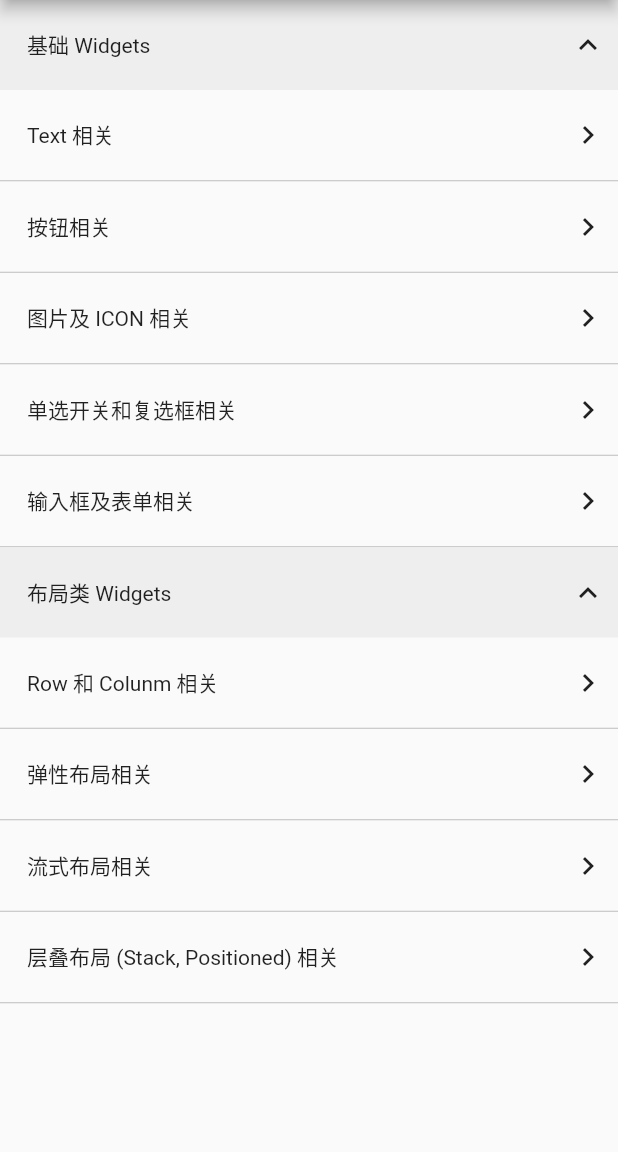
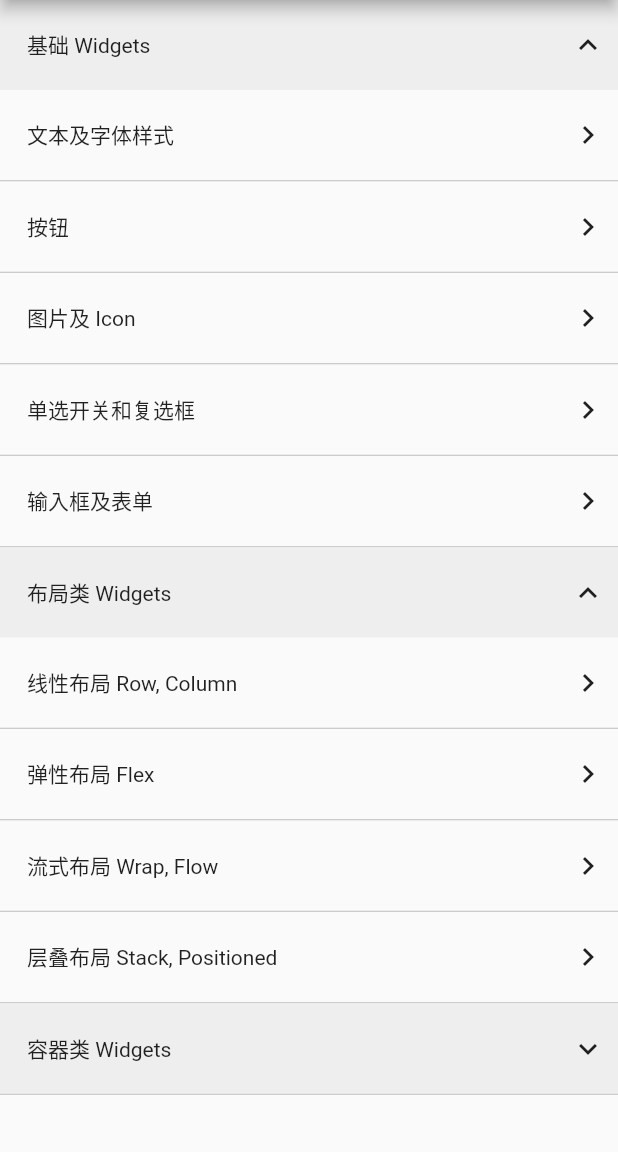
Before and after one commit to NateRobinson/flutter_starter_notes, a Flutter app: the screen it shows after launch, after a tap on "基础 Widgets", after a tap on "布局类 Widgets", on a phone screen of 412 x 824 dp, the part 84-1236 px from its top. Run offline on Flutter 3.47's test engine with Material 2 defaults, Android fonts, the light colour scheme and no system bars; network calls fail.

Commit message:
add router config

```diff
--- /dev/null
+++ b/lib/config/RouterConfig.dart
@@ -0,0 +1,61 @@
+import 'package:flutter/material.dart';
+import 'package:flutter_starter_notes/ui/ButtonAbout.dart';
+import 'package:flutter_starter_notes/ui/FlexAbout.dart';
+import 'package:flutter_starter_notes/ui/HomePage.dart';
+import 'package:flutter_starter_notes/ui/ImageAndIconAbout.dart';
+import 'package:flutter_starter_notes/ui/InputAndFormAbout.dart';
+import 'package:flutter_starter_notes/ui/PaddingAbout.dart';
+import 'package:flutter_starter_notes/ui/RowAndColumnAbout.dart';
+import 'package:flutter_starter_notes/ui/StackAndPositionedAbout.dart';
+import 'package:flutter_starter_notes/ui/SwitchAndCheckBoxAbout.dart';
+import 'package:flutter_starter_notes/ui/TextAbout.dart';
+import 'package:flutter_starter_notes/ui/WrapAndFlowAbout.dart';
+
+class RouterConfig {
+  static Map<String, String> namesForRouter = {
+    '/textabout': "文本及字体样式",
+    '/buttonabout': "按钮",
+    '/imageandiconabout': "图片及 Icon",
+    '/switchandcheckboxabout': "单选开关和复选框",
+    '/inputandformabout': "输入框及表单",
+    '/rowandcolumnabout': "线性布局 Row, Column",
+    '/flexabout': "弹性布局 Flex",
+    '/wrapandflowabout': "流式布局 Wrap, Flow",
+    '/stackandpositionedabout': "层叠布局 Stack, Positioned",
+    '/paddingabout': "Padding",
+  };
+
+  static Map<String, WidgetBuilder> routers = {
+    '/': (context) => HomePage(),
+    '/textabout': (context) => TextAbout(
+          title: namesForRouter['/textabout'],
+        ),
+    '/buttonabout': (context) => ButtonAbout(
+          title: namesForRouter['/buttonabout'],
+        ),
+    '/imageandiconabout': (context) => ImageAndIconAbout(
+          title: namesForRouter['/imageandiconabout'],
+        ),
+    '/switchandcheckboxabout': (context) => SwitchAndCheckBoxAbout(
+          title: namesForRouter['/switchandcheckboxabout'],
+        ),
+    '/inputandformabout': (context) => InputAndFormAbout(
+          title: namesForRouter['/inputandformabout'],
+        ),
+    '/rowandcolumnabout': (context) => RowAndColumnAbout(
+          title: namesForRouter['/rowandcolumnabout'],
+        ),
+    '/flexabout': (context) => FlexAbout(
+          title: namesForRouter['/flexabout'],
+        ),
+    '/wrapandflowabout': (context) => WrapAndFlowAbout(
+          title: namesForRouter['/wrapandflowabout'],
+        ),
+    '/stackandpositionedabout': (context) => StackAndPositionedAbout(
+          title: namesForRouter['/stackandpositionedabout'],
+        ),
+    '/paddingabout': (context) => PaddingAbout(
+          title: namesForRouter['/paddingabout'],
+        ),
+  };
+}
--- a/lib/main.dart
+++ b/lib/main.dart
@@ -1,15 +1,6 @@
 import 'package:flutter/material.dart';
 import 'package:flutter/rendering.dart';
-import 'package:flutter_starter_notes/ui/ButtonAbout.dart';
-import 'package:flutter_starter_notes/ui/HomePage.dart';
-import 'package:flutter_starter_notes/ui/TextAbout.dart';
-import 'package:flutter_starter_notes/ui/ImageAndIconAbout.dart';
-import 'package:flutter_starter_notes/ui/SwitchAndCheckBoxAbout.dart';
-import 'package:flutter_starter_notes/ui/InputAndFormAbout.dart';
-import 'package:flutter_starter_notes/ui/RowAndColumnAbout.dart';
-import 'package:flutter_starter_notes/ui/FlexAbout.dart';
-import 'package:flutter_starter_notes/ui/WrapAndFlowAbout.dart';
-import 'package:flutter_starter_notes/ui/StackAndPositionedAbout.dart';
+import 'package:flutter_starter_notes/config/RouterConfig.dart';
 
 void main() {
   debugPaintSizeEnabled = false; //打开视觉调试开关
@@ -25,36 +16,7 @@ class MyApp extends StatelessWidget {
         primarySwatch: Colors.blue,
       ),
       initialRoute: '/',
-      routes: {
-        '/': (context) => HomePage(),
-        '/textabout': (context) => TextAbout(
-              title: "Text 相关",
-            ),
-        '/buttonabout': (context) => ButtonAbout(
-              title: "按钮相关",
-            ),
-        '/imageandiconabout': (context) => ImageAndIconAbout(
-              title: "图片及 ICON 相关",
-            ),
-        '/switchandcheckboxabout': (context) => SwitchAndCheckBoxAbout(
-              title: "单选开关和复选框相关",
-            ),
-        '/inputandformabout': (context) => InputAndFormAbout(
-              title: "输入框及表单相关",
-            ),
-        '/rowandcolumnabout': (context) => RowAndColumnAbout(
-              title: "Row 和 Colunm 相关",
-            ),
-        '/flexabout': (context) => FlexAbout(
-              title: "弹性布局相关",
-            ),
-        '/wrapandflowabout': (context) => WrapAndFlowAbout(
-              title: "流式布局相关",
-            ),
-        '/stackandpositionedabout': (context) => StackAndPositionedAbout(
-              title: "层叠布局 (Stack, Positioned) 相关",
-            ),
-      },
+      routes: RouterConfig.routers,
     );
   }
 }
--- a/lib/ui/HomePage.dart
+++ b/lib/ui/HomePage.dart
@@ -1,4 +1,5 @@
 import 'package:flutter/material.dart';
+import 'package:flutter_starter_notes/config/RouterConfig.dart';
 
 class HomePage extends StatefulWidget {
   @override
@@ -9,23 +10,28 @@ class HomePage extends StatefulWidget {
 
 class HomePageState extends State<HomePage> {
   static List<HomeMenuChildItem> basicWidgetsItems = <HomeMenuChildItem>[
-    HomeMenuChildItem("Text 相关", "/textabout"),
-    HomeMenuChildItem("按钮相关", "/buttonabout"),
-    HomeMenuChildItem("图片及 ICON 相关", "/imageandiconabout"),
-    HomeMenuChildItem("单选开关和复选框相关", "/switchandcheckboxabout"),
-    HomeMenuChildItem("输入框及表单相关", "/inputandformabout"),
+    HomeMenuChildItem("/textabout"),
+    HomeMenuChildItem("/buttonabout"),
+    HomeMenuChildItem("/imageandiconabout"),
+    HomeMenuChildItem("/switchandcheckboxabout"),
+    HomeMenuChildItem("/inputandformabout"),
   ];
 
   static List<HomeMenuChildItem> layoutWidgetsItems = <HomeMenuChildItem>[
-    HomeMenuChildItem("Row 和 Colunm 相关", "/rowandcolumnabout"),
-    HomeMenuChildItem("弹性布局相关", "/flexabout"),
-    HomeMenuChildItem("流式布局相关", "/wrapandflowabout"),
-    HomeMenuChildItem("层叠布局 (Stack, Positioned) 相关", "/stackandpositionedabout"),
+    HomeMenuChildItem("/rowandcolumnabout"),
+    HomeMenuChildItem("/flexabout"),
+    HomeMenuChildItem("/wrapandflowabout"),
+    HomeMenuChildItem("/stackandpositionedabout"),
+  ];
+
+  static List<HomeMenuChildItem> containerWidgetsItems = <HomeMenuChildItem>[
+    HomeMenuChildItem("/paddingabout"),
   ];
 
   final List<HomeMenuItem> _menus = <HomeMenuItem>[
     HomeMenuItem(false, "基础 Widgets", basicWidgetsItems),
     HomeMenuItem(false, "布局类 Widgets", layoutWidgetsItems),
+    HomeMenuItem(false, "容器类 Widgets", containerWidgetsItems),
   ];
 
   void onTitleClick(num index) {
@@ -128,8 +134,8 @@ class HomeMenuChildItem {
   String name;
   String router;
 
-  HomeMenuChildItem(String name, String router) {
-    this.name = name;
+  HomeMenuChildItem(String router) {
+    this.name = RouterConfig.namesForRouter[router];
     this.router = router;
   }
 }
--- /dev/null
+++ b/lib/ui/PaddingAbout.dart
@@ -0,0 +1,24 @@
+import 'package:flutter/material.dart';
+import 'package:flutter_starter_notes/component/CommonTitle.dart';
+
+class PaddingAbout extends StatelessWidget {
+  PaddingAbout({Key key, this.title});
+
+  final String title;
+
+  @override
+  Widget build(BuildContext context) {
+    return Scaffold(
+      appBar: AppBar(
+        title: Text(title),
+      ),
+      body: SingleChildScrollView(
+        child: Column(
+          children: <Widget>[
+            CommonTitle('Padding 介绍'),
+          ],
+        ),
+      ),
+    );
+  }
+}
```
